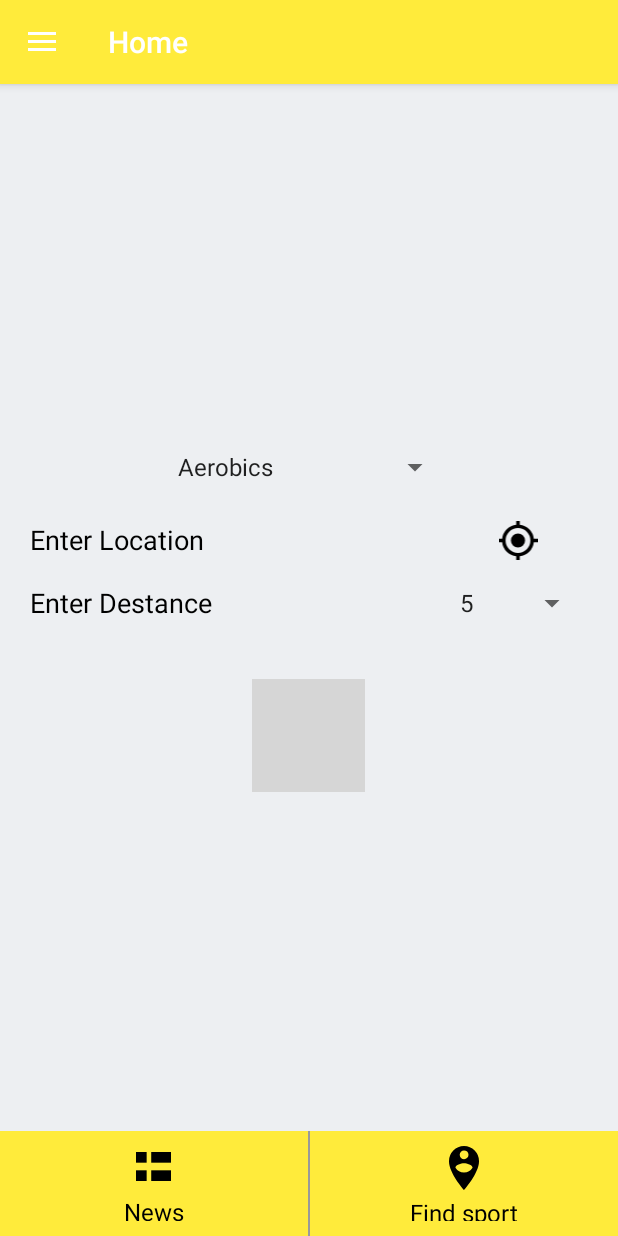
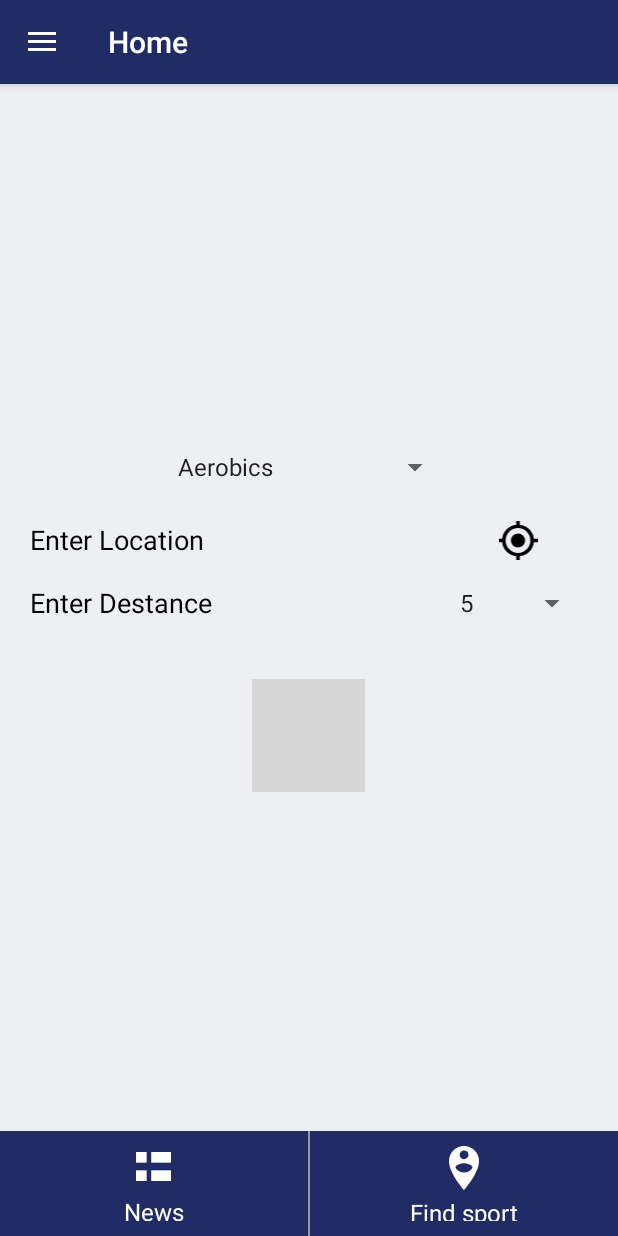
Before and after one commit to abora97/Graduation-project-Sportian, an Android app: the HomeActivity screen opened directly, with no data from a screen before it, after a tap on "Find sport", on a phone screen of 412 x 824 dp. Run offline under Robolectric (Android 15) with nearby library versions, the phone set to English and light mode, and no system bars; our stand-ins replace ButterKnife, Picasso, navigation-ui; pictures from the network do not load; grey boxes are pictures that could not be loaded.

Commit message:
screen intro app finsh

```diff
--- a/app/src/main/res/drawable/ic_news.xml
+++ b/app/src/main/res/drawable/ic_news.xml
@@ -4,15 +4,15 @@
     android:viewportWidth="23"
     android:viewportHeight="19">
   <path
-      android:fillColor="#FF000000"
+      android:fillColor="#FFFFFF"
       android:pathData="M23,0L10,0v7L23,7Z"/>
   <path
-      android:fillColor="#FF000000"
+      android:fillColor="#FFFFFF"
       android:pathData="M23,12v7L10,19L10,12Z"/>
   <path
-      android:fillColor="#FF000000"
+      android:fillColor="#FFFFFF"
       android:pathData="M7,12v7L0,19L0,12Z"/>
   <path
-      android:fillColor="#FF000000"
+      android:fillColor="#FFFFFF"
       android:pathData="M0,7L0,0L7,0v7Z"/>
 </vector>
--- a/app/src/main/res/drawable/ic_person_pinpx.xml
+++ b/app/src/main/res/drawable/ic_person_pinpx.xml
@@ -4,6 +4,6 @@
     android:viewportWidth="19.8"
     android:viewportHeight="29">
   <path
-      android:fillColor="#FF000000"
+      android:fillColor="#FFFFFF"
       android:pathData="M9.9,0A10.038,10.038 0,0 0,0 10.15C0,17.763 9.9,29 9.9,29s9.9,-11.237 9.9,-18.85A10.038,10.038 0,0 0,9.9 0ZM9.9,2.9a2.9,2.9 0,1 1,-2.829 2.9A2.873,2.873 0,0 1,9.9 2.9ZM9.9,17.4a6.723,6.723 0,0 1,-5.657 -3.118c0.028,-1.914 3.776,-2.972 5.657,-2.972s5.629,1.059 5.657,2.972A6.723,6.723 0,0 1,9.9 17.4Z"/>
 </vector>
--- a/app/src/main/res/layout/app_bar_main.xml
+++ b/app/src/main/res/layout/app_bar_main.xml
@@ -53,7 +53,7 @@
                 android:text="News"
                 android:textSize="16sp"
 
-                android:textColor="@color/black"/>
+                android:textColor="@color/white"/>
         </LinearLayout>
 
         <View
@@ -85,7 +85,7 @@
                 android:text="Find sport"
                 android:textSize="16sp"
 
-                android:textColor="@color/black"/>
+                android:textColor="@color/white"/>
         </LinearLayout>
     </LinearLayout>
 
--- a/app/src/main/res/values/colors.xml
+++ b/app/src/main/res/values/colors.xml
@@ -1,12 +1,12 @@
 <?xml version="1.0" encoding="utf-8"?>
 <resources>
-    <color name="colorPrimary">#FFEB3B</color>
+    <color name="colorPrimary">#212B65</color>
     <color name="colorPrimaryDark">#13122C</color>
     <color name="colorAccent">#03DAC5</color>
     <color name="transparentWhite">#cccccc</color>
     <color name="white">#ffffff</color>
     <color name="gray">#9A9A9A</color>
-    <color name="yellow">#EBD617</color>
+    <color name="yellow">#1131E4</color>
     <color name="black">#000000</color>
     <color name="background">#EDEFF2</color>
     <color name="WhiteGray">#EBEBEB</color>
```
